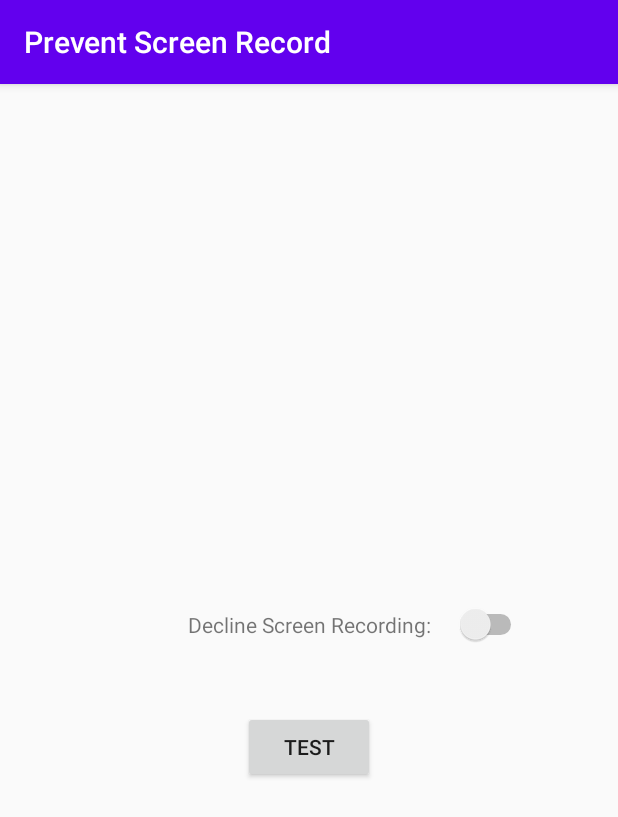
After one commit to mobven/MMBKitSampleAndroid, an Android app: the ScreenRecordSettingActivity screen opened directly, with no data from a screen before it, on a phone screen of 412 x 824 dp. The commit adds this screen. Shown: the top 817 px of the screen. Run offline under Robolectric (Android 15) with nearby library versions, the light colour scheme and no system bars; libraries missing offline, so code that uses them is left out: com.mobven.appsecurity.

Commit message:
Prevent screen record

```diff
--- a/app/src/main/AndroidManifest.xml
+++ b/app/src/main/AndroidManifest.xml
@@ -30,6 +30,12 @@
         <activity
             android:name=".appsecurity.securetext.SecureTextActivity"
             android:label="Disable Copy/Paste" />
+        <activity
+            android:name=".appsecurity.screenrecord.ScreenRecordSettingActivity"
+            android:label="Prevent Screen Record" />
+        <activity
+            android:name=".appsecurity.screenrecord.ScreenRecordTestActivity"
+            android:label="Prevent Screen Record" />
     </application>
 
 </manifest>
--- /dev/null
+++ b/app/src/main/java/com/mobven/mmbkittester/appsecurity/screenrecord/ScreenRecordSettingActivity.kt
@@ -0,0 +1,24 @@
+package com.mobven.mmbkittester.appsecurity.screenrecord
+
+import android.content.Intent
+import android.os.Bundle
+import androidx.appcompat.app.AppCompatActivity
+import com.mobven.appsecurity.AppSecurity
+import com.mobven.mmbkittester.R
+import kotlinx.android.synthetic.main.activity_screen_record_setting.*
+
+class ScreenRecordSettingActivity : AppCompatActivity() {
+
+    override fun onCreate(savedInstanceState: Bundle?) {
+        super.onCreate(savedInstanceState)
+        setContentView(R.layout.activity_screen_record_setting)
+
+        switchRecordSetting.setOnCheckedChangeListener { _, isChecked ->
+            AppSecurity.declineScreenRecording = isChecked
+        }
+
+        btnTest.setOnClickListener {
+            startActivity(Intent(this, ScreenRecordTestActivity::class.java))
+        }
+    }
+}
--- a/app/src/main/java/com/mobven/mmbkittester/menu/MenuActivity.kt
+++ b/app/src/main/java/com/mobven/mmbkittester/menu/MenuActivity.kt
@@ -7,6 +7,8 @@ import android.widget.Toast.LENGTH_SHORT
 import com.mobven.appsecurity.AppSecurity
 import com.mobven.mmbkittester.R
 import com.mobven.mmbkittester.appsecurity.root.RootDetectionActivity
+import com.mobven.mmbkittester.appsecurity.screenrecord.ScreenRecordSettingActivity
+import com.mobven.mmbkittester.appsecurity.screenrecord.ScreenRecordTestActivity
 import com.mobven.mmbkittester.appsecurity.securetext.SecureTextActivity
 import com.mobven.mmbkittester.appsecurity.snapshot.SnapshotSettingActivity
 
@@ -18,7 +20,7 @@ class MenuActivity : AppCompatActivity() {
                 MenuItem("Prevent Snapshots", redirectClass = SnapshotSettingActivity::class.java),
                 MenuItem("Root Detection", redirectClass = RootDetectionActivity::class.java),
                 MenuItem("Disable Copy/Paste", redirectClass = SecureTextActivity::class.java),
-                MenuItem("Prevent Screen Record"),
+                MenuItem("Prevent Screen Record", redirectClass = ScreenRecordSettingActivity::class.java),
                 MenuItem("PassCode Detection"),
                 MenuItem("Secure Store"),
                 MenuItem("Force Update"),
--- /dev/null
+++ b/app/src/main/res/layout/activity_screen_record_setting.xml
@@ -0,0 +1,37 @@
+<?xml version="1.0" encoding="utf-8"?>
+<androidx.constraintlayout.widget.ConstraintLayout xmlns:android="http://schemas.android.com/apk/res/android"
+    xmlns:app="http://schemas.android.com/apk/res-auto"
+    android:layout_width="match_parent"
+    android:layout_height="match_parent">
+
+    <Switch
+        android:id="@+id/switchRecordSetting"
+        android:layout_width="wrap_content"
+        android:layout_height="wrap_content"
+        android:layout_marginStart="16dp"
+        app:layout_constraintBottom_toBottomOf="@+id/txtRecordSetting"
+        app:layout_constraintStart_toEndOf="@+id/txtRecordSetting"
+        app:layout_constraintTop_toTopOf="@+id/txtRecordSetting" />
+
+    <TextView
+        android:id="@+id/txtRecordSetting"
+        android:layout_width="wrap_content"
+        android:layout_height="wrap_content"
+        android:layout_marginBottom="48dp"
+        android:text="Decline Screen Recording:"
+        app:layout_constraintBottom_toBottomOf="parent"
+        app:layout_constraintEnd_toEndOf="parent"
+        app:layout_constraintStart_toStartOf="parent"
+        app:layout_constraintTop_toTopOf="parent" />
+
+    <Button
+        android:id="@+id/btnTest"
+        android:layout_width="wrap_content"
+        android:layout_height="wrap_content"
+        android:layout_marginTop="48dp"
+        android:text="TEST"
+        app:layout_constraintEnd_toEndOf="parent"
+        app:layout_constraintStart_toStartOf="parent"
+        app:layout_constraintTop_toBottomOf="@+id/txtRecordSetting" />
+
+</androidx.constraintlayout.widget.ConstraintLayout>
```
Also changed, not shown: app/src/main/java/com/mobven/mmbkittester/appsecurity/screenrecord/ScreenRecordTestActivity.kt (added, +20 -0 lines), app/src/main/res/layout/activity_screen_record_test.xml (added, +17 -0 lines).
